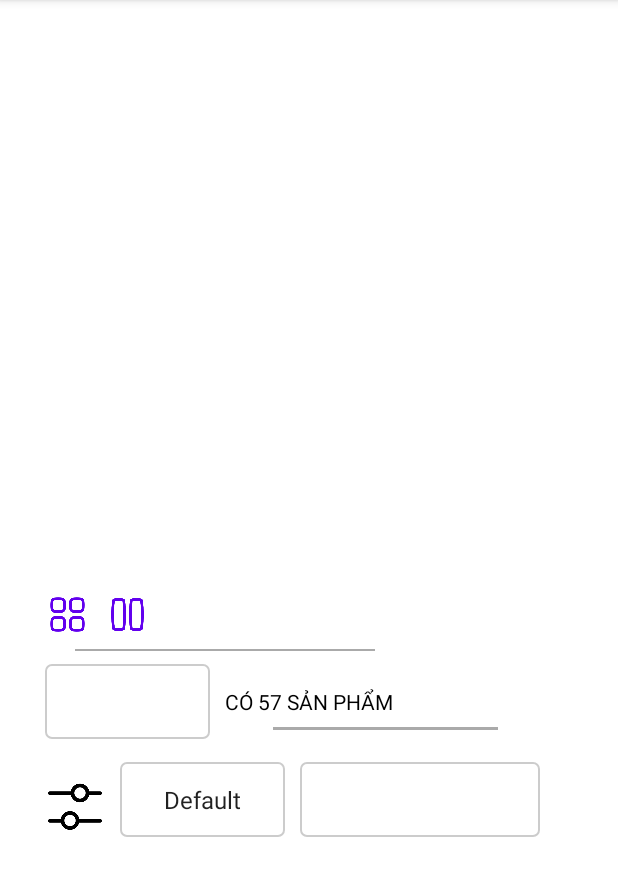
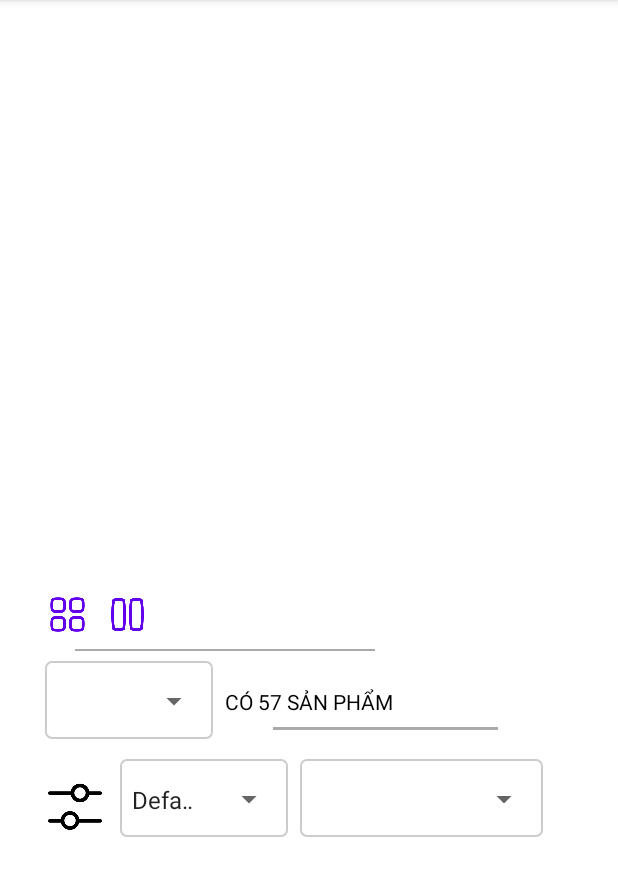
Before and after one commit to buihieufre/eCommerce_Laptop, an Android app: the screen it shows after launch (HomeFragment), on a phone screen of 412 x 824 dp, the part 84-980 px from its top. Run offline under Robolectric (Android 15) with nearby library versions, the phone set to English and light mode, and no system bars.

Commit message:
#2 -form filter

```diff
--- a/app/src/main/res/layout/activity_home_fragment.xml
+++ b/app/src/main/res/layout/activity_home_fragment.xml
@@ -18,8 +18,16 @@
         android:layout_alignParentBottom="true"
         android:layout_marginStart="30dp"
         android:layout_marginBottom="275dp"
-        android:background="@drawable/spinner_border"/>
+        android:backgroundTintMode="src_in"/>
 
+    <View
+        android:layout_width="112dp"
+        android:layout_height="52dp"
+        android:layout_alignParentStart="true"
+        android:layout_alignParentBottom="true"
+        android:layout_marginStart="30dp"
+        android:layout_marginBottom="275dp"
+        android:background="@drawable/spinner_border" />
 
     <ImageView
         android:id="@+id/imageView"
@@ -60,9 +68,18 @@
         android:layout_alignParentBottom="true"
         android:layout_marginStart="80dp"
         android:layout_marginBottom="210dp"
-        android:background="@drawable/spinner_border"
-        android:backgroundTintMode="src_atop"
+        android:backgroundTintMode="multiply"
         android:textAlignment="center" />
+
+
+    <View
+        android:layout_width="112dp"
+        android:layout_height="52dp"
+        android:layout_alignParentStart="true"
+        android:layout_alignParentBottom="true"
+        android:layout_marginStart="80dp"
+        android:layout_marginBottom="210dp"
+        android:background="@drawable/spinner_border" />
 
     <Spinner
         android:id="@+id/innerSpinner"
@@ -72,8 +89,16 @@
         android:layout_alignParentBottom="true"
         android:layout_marginStart="200dp"
         android:layout_marginBottom="210dp"
-        android:background="@drawable/spinner_border"
         />
+    <View
+        android:layout_width="162dp"
+        android:layout_height="52dp"
+        android:layout_alignParentStart="true"
+        android:layout_alignParentBottom="true"
+        android:layout_marginStart="200dp"
+        android:layout_marginBottom="210dp"
+        android:background="@drawable/spinner_border" />
+
 
 
     <TextView
```
